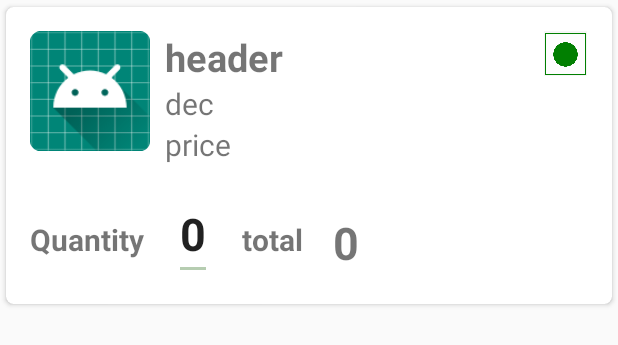
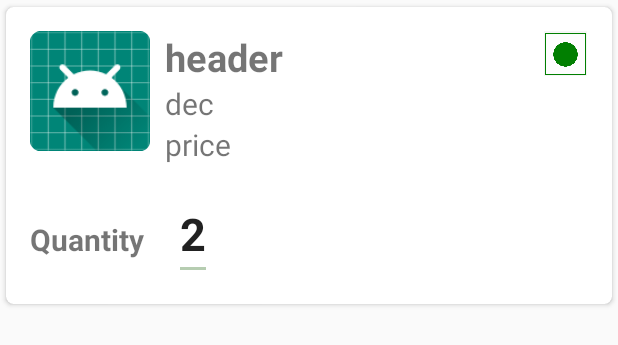
Before and after one commit to TeamSevi/Sevi_app, an Android app: the layout menu.xml on its own in the app's theme, with its tools: preview values and no code run, on a phone screen of 412 x 824 dp. Shown: the top 345 px of the screen. Run offline under Robolectric (Android 15) with nearby library versions, the light colour scheme and no system bars.

Commit message:
item menu

```diff
--- a/app/src/main/java/com/teamsevi/sevi/Adapter/Adapter_Table.java
+++ b/app/src/main/java/com/teamsevi/sevi/Adapter/Adapter_Table.java
@@ -67,7 +67,7 @@ public class Adapter_Table extends FirebaseRecyclerAdapter<Model_Table,Adapter_T
                 @Override
                 public void onClick(View v) {
                     DatabaseReference mDatabase  =  FirebaseDatabase.getInstance().getReference();
-                    mDatabase.child("Hotel").child(hotelid).child("tables").child(name).child("status").setValue("running");
+                    mDatabase.child("Hotel").child(hotelid).child("tables").child(name).child("status").setValue("active");
                     Intent i = new Intent(context,Hotel1.class);
                     context.startActivity(i);
                 }
--- a/app/src/main/res/layout/menu.xml
+++ b/app/src/main/res/layout/menu.xml
@@ -74,35 +74,13 @@
                 android:layout_width="wrap_content"
                 android:layout_height="wrap_content"
                 android:layout_below="@id/t3"
+                android:layout_marginLeft="10dp"
+                android:layout_marginTop="10dp"
                 android:layout_marginRight="10dp"
-                android:layout_marginTop="10dp"
                 android:paddingTop="10dp"
-                android:layout_marginLeft="10dp"
-                android:text="0"
+                android:text="2"
                 android:textSize="30sp"
                 android:textStyle="bold" />
-            <TextView
-                android:id="@+id/textView7"
-                android:layout_width="wrap_content"
-                android:layout_height="wrap_content"
-                android:layout_below="@id/t3"
-                android:textSize="20dp"
-                android:textStyle="bold"
-                android:layout_marginLeft="10dp"
-                android:layout_marginRight="10dp"
-                android:layout_marginTop="10dp"
-                android:text="total" />
-
-            <TextView
-                android:id="@+id/total"
-                android:layout_width="wrap_content"
-                android:layout_height="wrap_content"
-                android:layout_marginLeft="10dp"
-                android:layout_marginTop="16dp"
-                android:text="0"
-                android:textStyle="bold"
-                android:textSize="30sp" />
-
 
 
         </LinearLayout>
```
Also changed, not shown: app/src/main/java/com/teamsevi/sevi/Adapter/Adapter_menu.java (+21 -5 lines), app/src/main/java/com/teamsevi/sevi/Database/SessionManager.java (+7 -1 lines), app/src/main/java/com/teamsevi/sevi/Hotel_Menu/Hotel1.java (+36 -0 lines), app/src/main/java/com/teamsevi/sevi/Hotel_Menu/Order.java (added, +35 -0 lines), app/src/main/res/layout/hotel1.xml (+21 -9 lines).
